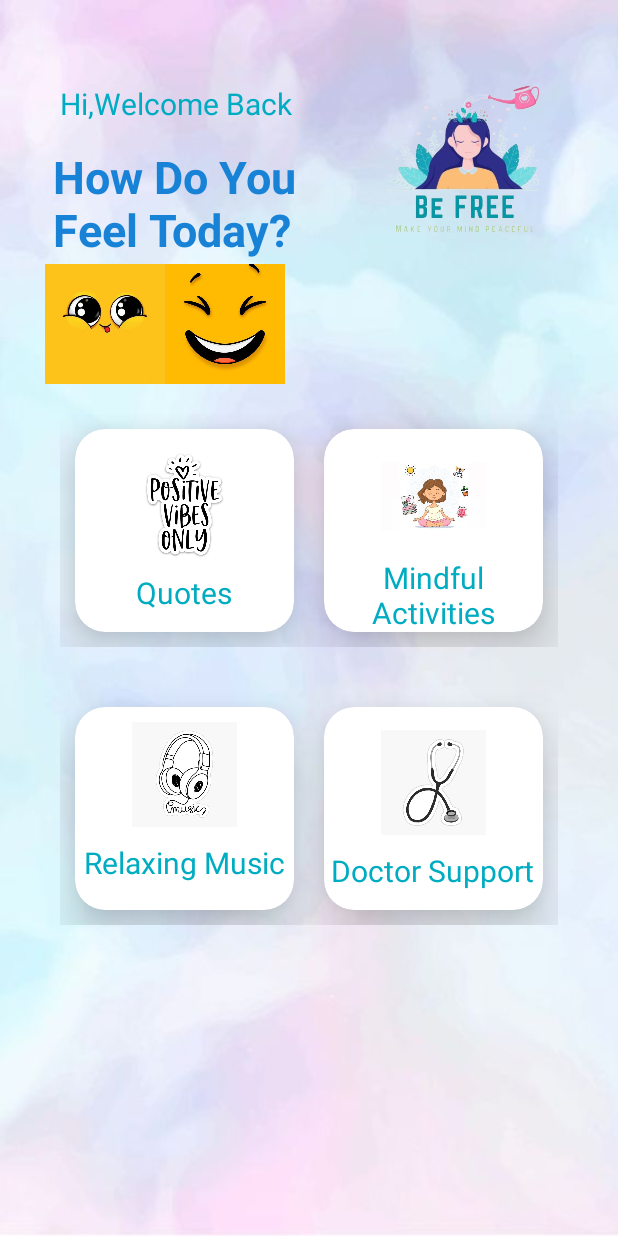
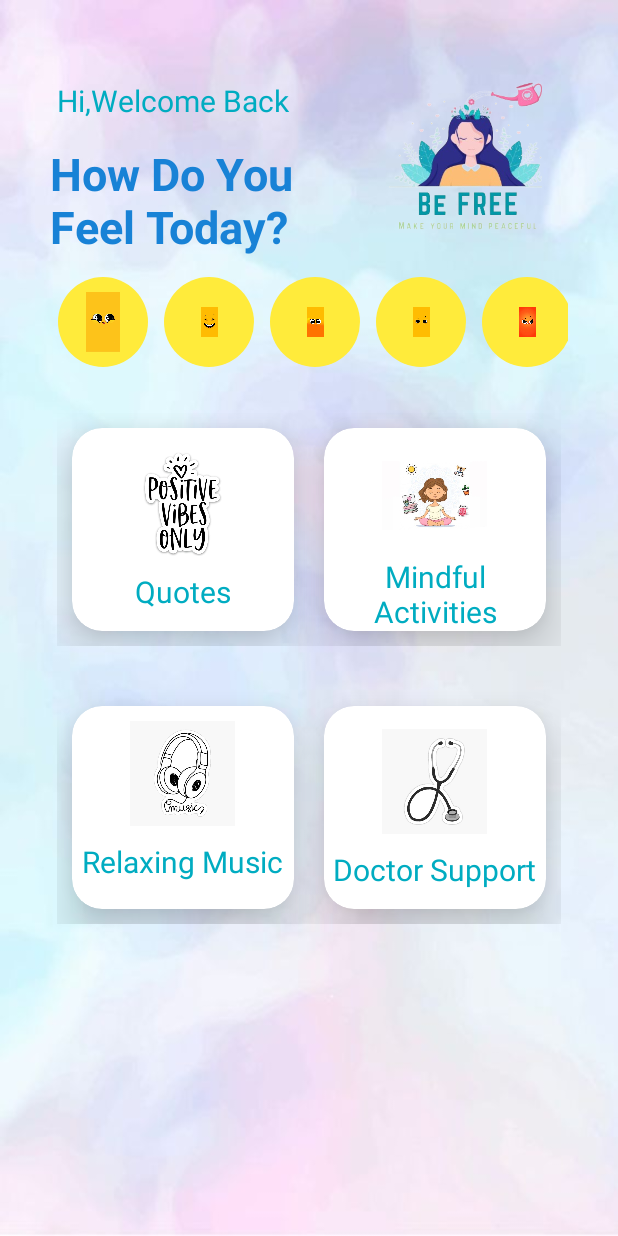
Before and after one commit to Vihari7/BeFreeApp, an Android app: the Dashboard screen opened directly, with no data from a screen before it, on a phone screen of 412 x 824 dp. Run offline under Robolectric (Android 15) with nearby library versions, the phone set to English and light mode, and no system bars.

Commit message:
dashboard-update

```diff
--- a/app/src/main/res/drawable/mood_buttons.xml
+++ b/app/src/main/res/drawable/mood_buttons.xml
@@ -1,5 +1,6 @@
 <?xml version="1.0" encoding="utf-8"?>
-<shape xmlns:android="http://schemas.android.com/apk/res/android">
-    <solid android:color="#FFEB3B"/> <!-- Yellow color -->
-    <corners android:radius="50dp"/> <!-- Circular shape -->
+<shape xmlns:android="http://schemas.android.com/apk/res/android"
+    android:shape="oval">
+    <solid android:color="#FFEB3B"/>
+
 </shape>
--- a/app/src/main/res/layout/activity_dashboard.xml
+++ b/app/src/main/res/layout/activity_dashboard.xml
@@ -4,7 +4,7 @@
     xmlns:tools="http://schemas.android.com/tools"
     android:layout_width="match_parent"
     android:layout_height="match_parent"
-    android:padding="30dp"
+    android:padding="28dp"
     android:background="@drawable/dashboadback"
     tools:context=".Dashboard">
 
@@ -47,13 +47,15 @@
             android:src="@drawable/logonoback"
             app:layout_constraintEnd_toEndOf="parent"
             app:layout_constraintTop_toTopOf="parent" />
-<!--moods-->
+
+        <!--moods-->
         <LinearLayout
             android:layout_width="wrap_content"
             android:layout_height="wrap_content"
             android:id="@+id/moods"
             android:orientation="horizontal"
             android:layout_marginTop="10dp"
+            android:padding="5dp"
             app:layout_constraintHorizontal_bias="0.0"
             app:layout_constraintStart_toStartOf="parent"
             app:layout_constraintEnd_toEndOf="parent"
@@ -61,21 +63,58 @@
 
             <ImageButton
                 android:id="@+id/button_excited"
-                android:layout_width="80dp"
-                android:layout_height="80dp"
+                android:layout_width="60dp"
+                android:layout_height="60dp"
                 android:background="@drawable/mood_buttons"
                 android:contentDescription="Excited"
-                android:scaleType="centerCrop"
-                android:src="@drawable/excited"/>
+                android:scaleType="centerInside"
+                android:src="@drawable/excited"
+                android:layout_margin="5dp"
+                android:padding="10dp"/>
 
             <ImageButton
                 android:id="@+id/button_happy"
-                android:layout_width="80dp"
-                android:layout_height="80dp"
+                android:layout_width="60dp"
+                android:layout_height="60dp"
                 android:background="@drawable/mood_buttons"
-                android:contentDescription="Excited"
-                android:scaleType="centerCrop"
-                android:src="@drawable/happy"/>
+                android:contentDescription="Happy"
+                android:scaleType="centerInside"
+                android:src="@drawable/happy"
+                android:layout_margin="5dp"
+                android:padding="20dp"/>
+
+            <ImageButton
+                android:id="@+id/button_sad"
+                android:layout_width="60dp"
+                android:layout_height="60dp"
+                android:background="@drawable/mood_buttons"
+                android:contentDescription="Sad"
+                android:scaleType="centerInside"
+                android:src="@drawable/sad"
+                android:layout_margin="5dp"
+                android:padding="20dp"/>
+
+            <ImageButton
+                android:id="@+id/button_tired"
+                android:layout_width="60dp"
+                android:layout_height="60dp"
+                android:background="@drawable/mood_buttons"
+                android:contentDescription="Sad"
+                android:scaleType="centerInside"
+                android:src="@drawable/tired"
+                android:layout_margin="5dp"
+                android:padding="20dp"/>
+
+            <ImageButton
+                android:id="@+id/button_angry"
+                android:layout_width="60dp"
+                android:layout_height="60dp"
+                android:background="@drawable/mood_buttons"
+                android:contentDescription="Sad"
+                android:scaleType="centerInside"
+                android:src="@drawable/angry"
+                android:layout_margin="5dp"
+                android:padding="20dp"/>
         </LinearLayout>
 <!--buttons to activites-->
         <LinearLayout
```
Also changed, not shown: app/src/main/res/drawable/angry.jpg (added), app/src/main/res/drawable/sad.jpg (added), app/src/main/res/drawable/tired.jpg (added).
